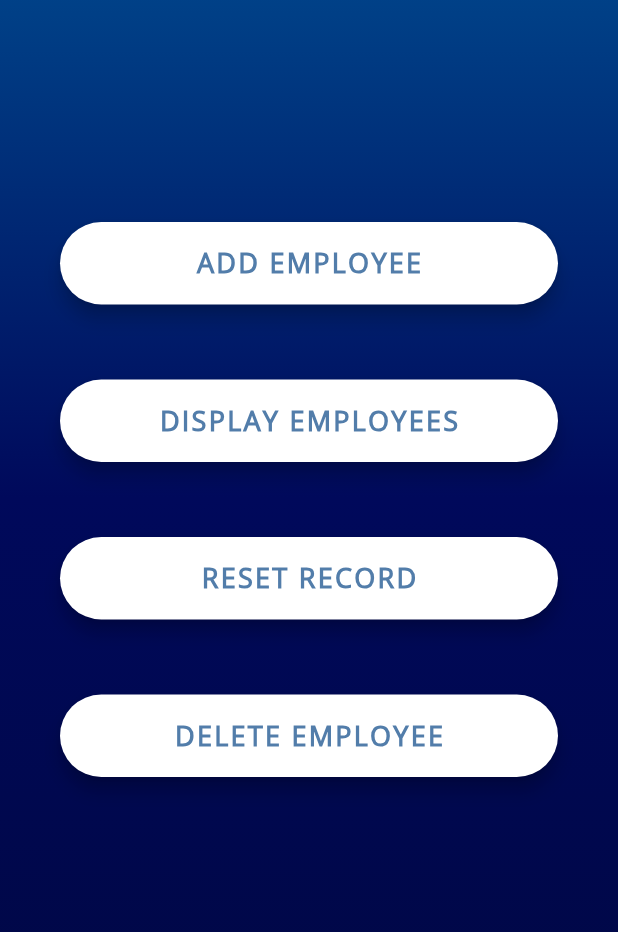
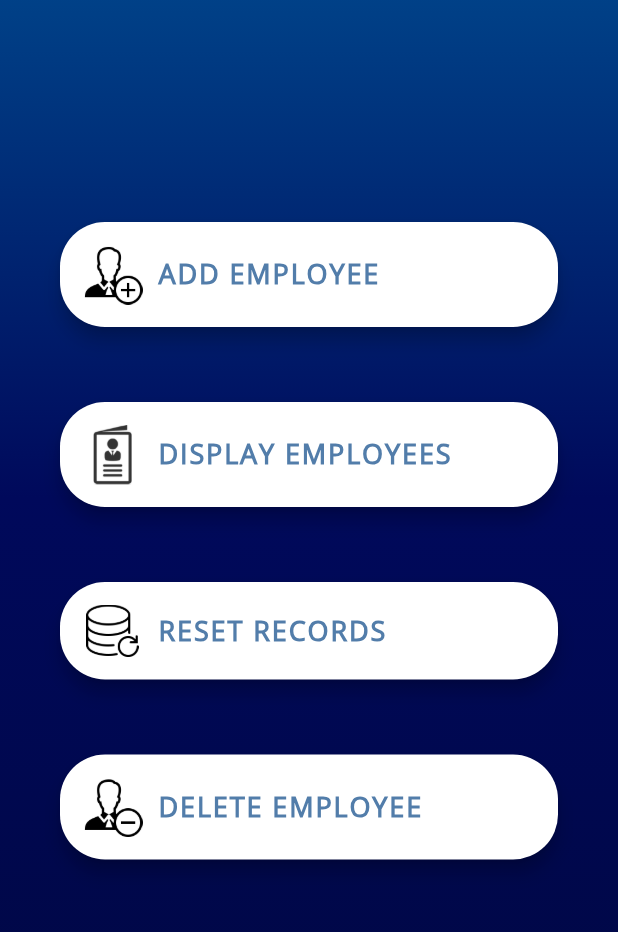
Before and after one commit to ritviksharma4/HyperSafety_Frontend, a Flutter app: the HomeScreen screen opened directly, on a phone screen of 412 x 824 dp, the part 120-1052 px from its top. Run offline on Flutter 3.47's test engine with Material 2 defaults, Android fonts, the phone set to English and light mode, and no system bars; our stand-ins replace flutter_secure_storage, image_picker; missing offline and left inert: dart:ffi; accounts and stored records are empty.

Commit message:
Added Icons in home screen and fixed allignment

```diff
--- a/lib/Screens/Home_Screen.dart
+++ b/lib/Screens/Home_Screen.dart
@@ -5,10 +5,12 @@
 
 import 'package:flutter/material.dart';
 import 'package:flutter/services.dart';
+import 'package:hr_tech_solutions/API_NodeJS/API_NodeJS.dart';
 import 'package:hr_tech_solutions/Screens/Add_Employee.dart';
 import 'package:hr_tech_solutions/Screens/Delete_Employee.dart';
 import 'package:hr_tech_solutions/Screens/Employee_Records.dart';
 import 'package:hr_tech_solutions/Screens/Reset_Record.dart';
+import 'package:flutter_secure_storage/flutter_secure_storage.dart';
 
 class HomeScreen extends StatefulWidget {
   @override
@@ -16,11 +18,49 @@ class HomeScreen extends StatefulWidget {
 }
 
 class _HomeScreenState extends State<HomeScreen> {
+  // final jwt_storage = new FlutterSecureStorage();
+  // void checkPreviousSessionAndRedirect() async {
+  //   final _readJWTToken = await jwt_storage.read(key: "jwt");
+  //   if (_readJWTToken != null) {
+  //     Navigator.pushNamedAndRemoveUntil(
+  //         context, HomeScreen().toString(), (Route<dynamic> route) => true);
+  //   }
+  // }
+
+  // void initState() {
+  //   super.initState();
+  //   checkPreviousSessionAndRedirect();
+  // }
+
   Widget _buildAddEmployeeBtn() {
     return Container(
       padding: EdgeInsets.symmetric(vertical: 25.0),
       width: double.infinity,
       child: RaisedButton(
+        child: Container(
+          child: Row(
+            children: [
+              Align(
+                alignment: Alignment.centerLeft,
+                child: new Image.asset("assets/Images/Add_Employee.png",
+                    width: 40.0, height: 40.0),
+              ),
+              Container(
+                margin: const EdgeInsets.only(left: 10.0),
+                child: Text(
+                  'ADD EMPLOYEE',
+                  style: TextStyle(
+                    color: Color(0xFF527DAA),
+                    letterSpacing: 1.25,
+                    fontSize: 18.0,
+                    fontWeight: FontWeight.bold,
+                    fontFamily: 'OpenSans',
+                  ),
+                ),
+              )
+            ],
+          ),
+        ),
         splashColor: Colors.lightGreenAccent,
         elevation: 5.0,
         onPressed: () {
@@ -31,16 +71,6 @@ class _HomeScreenState extends State<HomeScreen> {
           borderRadius: BorderRadius.circular(30.0),
         ),
         color: Colors.white,
-        child: Text(
-          'ADD EMPLOYEE',
-          style: TextStyle(
-            color: Color(0xFF527DAA),
-            letterSpacing: 1.5,
-            fontSize: 18.0,
-            fontWeight: FontWeight.bold,
-            fontFamily: 'OpenSans',
-          ),
-        ),
       ),
     );
   }
@@ -50,6 +80,30 @@ class _HomeScreenState extends State<HomeScreen> {
       padding: EdgeInsets.symmetric(vertical: 25.0),
       width: double.infinity,
       child: RaisedButton(
+        child: Container(
+          child: Row(
+            children: [
+              Align(
+                alignment: Alignment.centerLeft,
+                child: new Image.asset("assets/Images/Del_Employee.png",
+                    width: 40.0, height: 40.0),
+              ),
+              Container(
+                margin: const EdgeInsets.only(left: 10.0),
+                child: Text(
+                  'DELETE EMPLOYEE',
+                  style: TextStyle(
+                    color: Color(0xFF527DAA),
+                    letterSpacing: 1.25,
+                    fontSize: 18.0,
+                    fontWeight: FontWeight.bold,
+                    fontFamily: 'OpenSans',
+                  ),
+                ),
+              )
+            ],
+          ),
+        ),
         splashColor: Colors.lightGreenAccent,
         elevation: 5.0,
         onPressed: () {
@@ -60,16 +114,6 @@ class _HomeScreenState extends State<HomeScreen> {
           borderRadius: BorderRadius.circular(30.0),
         ),
         color: Colors.white,
-        child: Text(
-          'DELETE EMPLOYEE',
-          style: TextStyle(
-            color: Color(0xFF527DAA),
-            letterSpacing: 1.5,
-            fontSize: 18.0,
-            fontWeight: FontWeight.bold,
-            fontFamily: 'OpenSans',
-          ),
-        ),
       ),
     );
   }
@@ -79,6 +123,30 @@ class _HomeScreenState extends State<HomeScreen> {
       padding: EdgeInsets.symmetric(vertical: 25.0),
       width: double.infinity,
       child: RaisedButton(
+        child: Container(
+          child: Row(
+            children: [
+              Align(
+                alignment: Alignment.centerLeft,
+                child: new Image.asset("assets/Images/Emp_Records.png",
+                    width: 40.0, height: 40.0),
+              ),
+              Container(
+                margin: const EdgeInsets.only(left: 10.0),
+                child: Text(
+                  'DISPLAY EMPLOYEES',
+                  style: TextStyle(
+                    color: Color(0xFF527DAA),
+                    letterSpacing: 1.25,
+                    fontSize: 18.0,
+                    fontWeight: FontWeight.bold,
+                    fontFamily: 'OpenSans',
+                  ),
+                ),
+              )
+            ],
+          ),
+        ),
         splashColor: Colors.lightGreenAccent,
         elevation: 5.0,
         onPressed: () {
@@ -89,16 +157,6 @@ class _HomeScreenState extends State<HomeScreen> {
           borderRadius: BorderRadius.circular(30.0),
         ),
         color: Colors.white,
-        child: Text(
-          'DISPLAY EMPLOYEES',
-          style: TextStyle(
-            color: Color(0xFF527DAA),
-            letterSpacing: 1.5,
-            fontSize: 18.0,
-            fontWeight: FontWeight.bold,
-            fontFamily: 'OpenSans',
-          ),
-        ),
       ),
     );
   }
@@ -108,6 +166,30 @@ class _HomeScreenState extends State<HomeScreen> {
       padding: EdgeInsets.symmetric(vertical: 25.0),
       width: double.infinity,
       child: RaisedButton(
+        child: Container(
+          child: Row(
+            children: [
+              Align(
+                alignment: Alignment.centerLeft,
+                child: new Image.asset("assets/Images/Reset_Records.png",
+                    width: 40.0, height: 35.0),
+              ),
+              Container(
+                margin: const EdgeInsets.only(left: 10.0),
+                child: Text(
+                  'RESET RECORDS',
+                  style: TextStyle(
+                    color: Color(0xFF527DAA),
+                    letterSpacing: 1.25,
+                    fontSize: 18.0,
+                    fontWeight: FontWeight.bold,
+                    fontFamily: 'OpenSans',
+                  ),
+                ),
+              )
+            ],
+          ),
+        ),
         splashColor: Colors.lightGreenAccent,
         elevation: 5.0,
         onPressed: () {
@@ -118,16 +200,6 @@ class _HomeScreenState extends State<HomeScreen> {
           borderRadius: BorderRadius.circular(30.0),
         ),
         color: Colors.white,
-        child: Text(
-          'RESET RECORD',
-          style: TextStyle(
-            color: Color(0xFF527DAA),
-            letterSpacing: 1.5,
-            fontSize: 18.0,
-            fontWeight: FontWeight.bold,
-            fontFamily: 'OpenSans',
-          ),
-        ),
       ),
     );
   }
--- a/lib/Screens/Login_Screen.dart
+++ b/lib/Screens/Login_Screen.dart
@@ -15,6 +15,9 @@ class LoginScreen extends StatefulWidget {
 }
 
 class _LoginScreenState extends State<LoginScreen> {
+
+  bool _obscureText = true;
+
   TextEditingController admin_email = TextEditingController();
   TextEditingController admin_pass = TextEditingController();
   Widget _buildEmailTF() {
@@ -73,13 +76,25 @@ class _LoginScreenState extends State<LoginScreen> {
           decoration: kBoxDecorationStyle,
           height: 60.0,
           child: TextField(
+            obscureText: _obscureText,
+
             controller: admin_pass,
-            obscureText: true,
+            // obscureText: true,
             style: TextStyle(
               color: Colors.white,
               fontFamily: 'OpenSans',
             ),
             decoration: InputDecoration(
+              suffixIcon: IconButton(
+                  onPressed: () {
+                    setState(() {
+                      _obscureText = !_obscureText;
+                    });
+                  },
+                  icon: Icon(
+                    _obscureText ? Icons.visibility_off : Icons.visibility,
+                    color: Colors.white,
+                  )),
               focusedBorder: OutlineInputBorder(
                 borderSide: BorderSide(color: Colors.amber, width: 3.0),
                 borderRadius: BorderRadius.circular(10.0),
@@ -110,7 +125,7 @@ class _LoginScreenState extends State<LoginScreen> {
               await admin_login(admin_email.text, admin_pass.text);
           if (login_response == "Login Successful.") {
             _navigateToNextScreen(context, HomeScreen());
-            reset_fields();
+            // reset_fields();
           } else {
             showSnackBar(context, login_response, Colors.red);
           }
@@ -222,8 +237,8 @@ class _LoginScreenState extends State<LoginScreen> {
 
   void reset_fields() {
     setState(() {
-    admin_email.clear();
-    admin_pass.clear();
+      admin_email.clear();
+      admin_pass.clear();
     });
   }
 
@@ -231,4 +246,10 @@ class _LoginScreenState extends State<LoginScreen> {
     Navigator.of(context)
         .push(MaterialPageRoute(builder: (context) => NewScreen));
   }
+
+  void _toggle() {
+    setState(() {
+      _obscureText = !_obscureText;
+    });
+  }
 }
--- a/lib/main.dart
+++ b/lib/main.dart
@@ -7,6 +7,8 @@ import 'package:hr_tech_solutions/Screens/Delete_Employee.dart';
 import 'package:hr_tech_solutions/Screens/Employee_Records.dart';
 import 'package:hr_tech_solutions/Screens/Reset_Record.dart';
 import 'package:hr_tech_solutions/Screens/Login_Screen.dart';
+import 'package:flutter_secure_storage/flutter_secure_storage.dart';
+
 
 // flutter run --no-sound-null-safety
 void main() {
```
Also changed, not shown: assets/Images/Add_Employee.png, assets/Images/Del_Employee.png, assets/Images/Emp_Records.png, assets/Images/Reset_Records.png, 1 other file.
